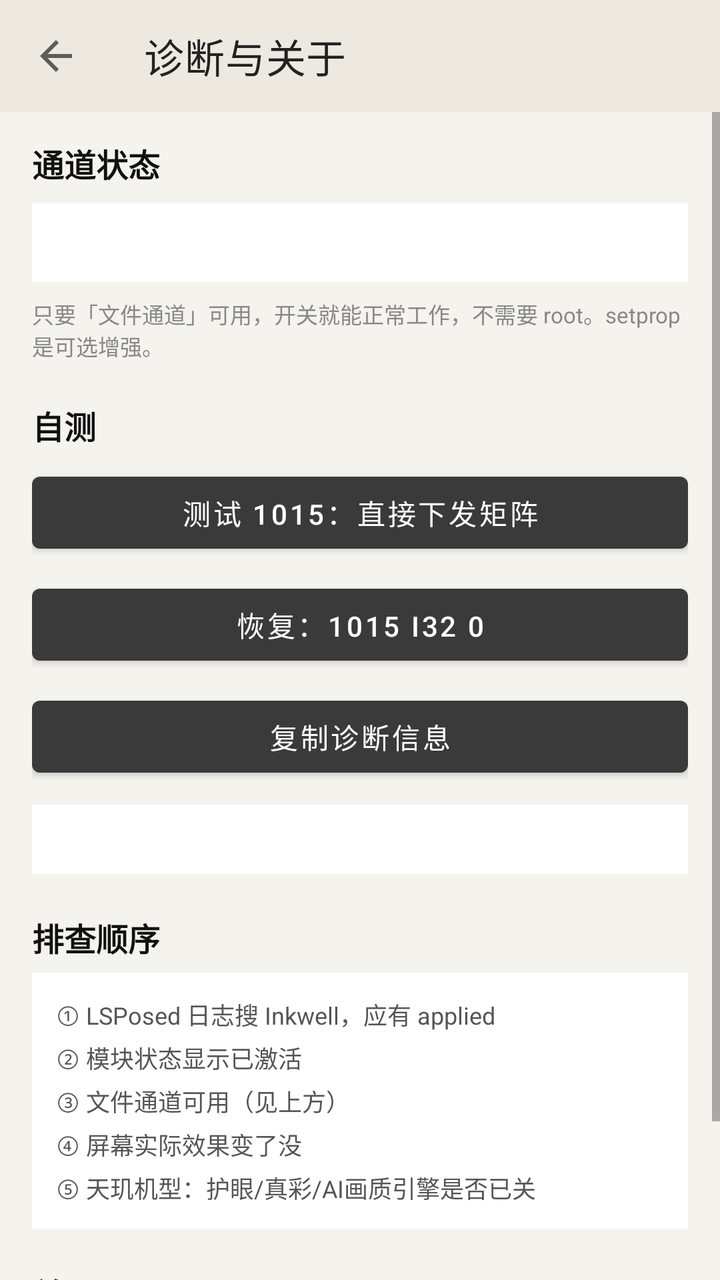
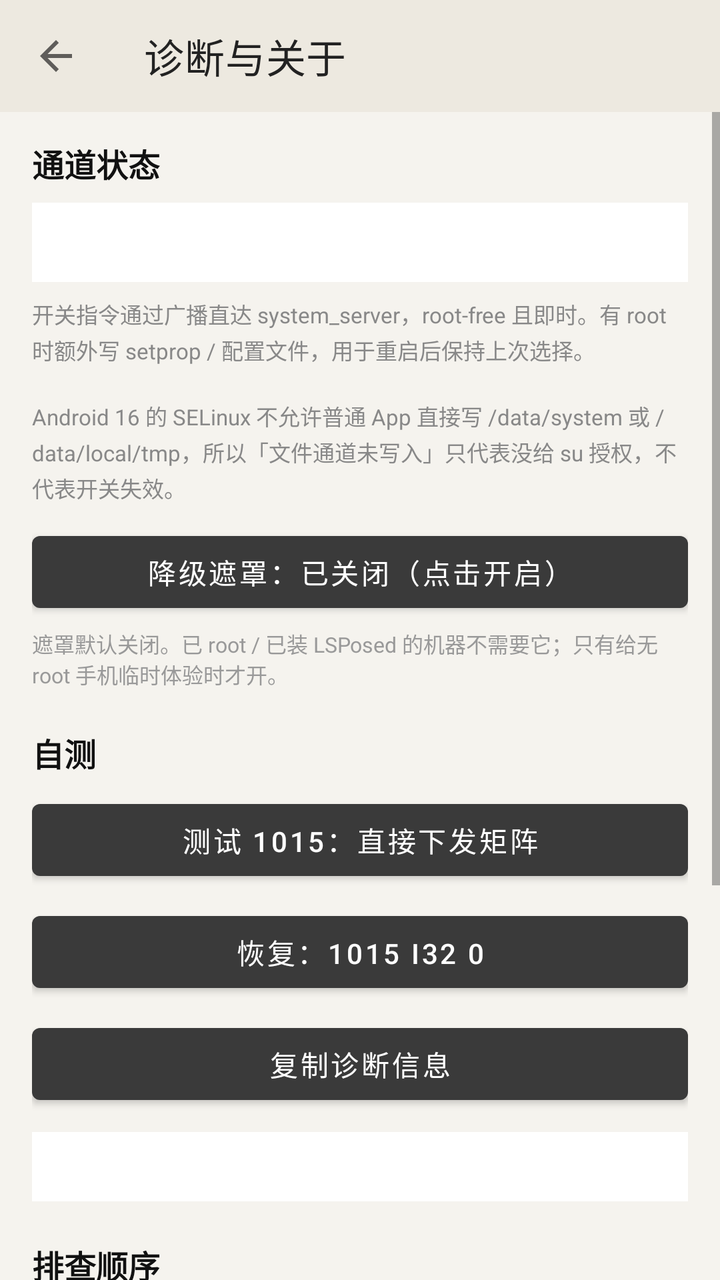

Before-and-after screenshots of an Android layout around one commit, followed by the original layout XML and the change that was made.
<!-- AndroidManifest.xml: application theme Theme.Inkwell -->
<!-- res/layout/activity_diag.xml -->
<?xml version="1.0" encoding="utf-8"?>
<LinearLayout xmlns:android="http://schemas.android.com/apk/res/android"
    xmlns:app="http://schemas.android.com/apk/res-auto"
    android:layout_width="match_parent"
    android:layout_height="match_parent"
    android:background="#F5F3EE"
    android:orientation="vertical">

    <com.google.android.material.appbar.MaterialToolbar
        android:id="@+id/toolbar"
        android:layout_width="match_parent"
        android:layout_height="?attr/actionBarSize"
        android:background="#EDE9E0"
        android:fitsSystemWindows="true"
        app:navigationIcon="?attr/homeAsUpIndicator"
        app:title="诊断与关于"
        app:titleTextColor="#222222" />

    <ScrollView
        android:layout_width="match_parent"
        android:layout_height="0dp"
        android:layout_weight="1"
        android:fillViewport="true">

        <LinearLayout
            android:layout_width="match_parent"
            android:layout_height="wrap_content"
            android:orientation="vertical"
            android:paddingStart="16dp"
            android:paddingEnd="16dp"
            android:paddingTop="14dp"
            android:paddingBottom="28dp">

            <TextView
                android:layout_width="match_parent"
                android:layout_height="wrap_content"
                android:text="通道状态"
                android:textColor="#111111"
                android:textSize="16sp"
                android:textStyle="bold" />

            <TextView
                android:id="@+id/tvChannels"
                android:layout_width="match_parent"
                android:layout_height="wrap_content"
                android:layout_marginTop="8dp"
                android:background="#FFFFFF"
                android:fontFamily="monospace"
                android:padding="12dp"
                android:text=""
                android:textColor="#444444"
                android:textSize="11.5sp"
                android:lineSpacingExtra="3dp" />

            <TextView
                android:layout_width="match_parent"
                android:layout_height="wrap_content"
                android:layout_marginTop="8dp"
                android:text="只要「文件通道」可用，开关就能正常工作，不需要 root。setprop 是可选增强。"
                android:textColor="#888888"
                android:textSize="11sp" />

            <TextView
                android:layout_width="match_parent"
                android:layout_height="wrap_content"
                android:layout_marginTop="20dp"
                android:text="自测"
                android:textColor="#111111"
                android:textSize="16sp"
                android:textStyle="bold" />

            <Button
                android:id="@+id/btnTestRaw"
                android:layout_width="match_parent"
                android:layout_height="wrap_content"
                android:layout_marginTop="8dp"
                android:text="测试 1015：直接下发矩阵" />

            <Button
                android:id="@+id/btnResetRaw"
                android:layout_width="match_parent"
                android:layout_height="wrap_content"
                android:layout_marginTop="8dp"
                android:text="恢复：1015 i32 0" />

            <Button
                android:id="@+id/btnCopyDiag"
                android:layout_width="match_parent"
                android:layout_height="wrap_content"
                android:layout_marginTop="8dp"
                android:text="复制诊断信息" />

            <TextView
                android:id="@+id/tvLog"
                android:layout_width="match_parent"
                android:layout_height="wrap_content"
                android:layout_marginTop="10dp"
                android:background="#FFFFFF"
                android:fontFamily="monospace"
                android:padding="10dp"
                android:text=""
                android:textColor="#555555"
                android:textSize="11sp"
                android:lineSpacingExtra="2dp" />

            <TextView
                android:layout_width="match_parent"
                android:layout_height="wrap_content"
                android:layout_marginTop="20dp"
                android:text="排查顺序"
                android:textColor="#111111"
                android:textSize="16sp"
                android:textStyle="bold" />

            <TextView
                android:layout_width="match_parent"
                android:layout_height="wrap_content"
                android:layout_marginTop="6dp"
                android:background="#FFFFFF"
                android:padding="12dp"
                android:text="① LSPosed 日志搜 Inkwell，应有 applied\n② 模块状态显示已激活\n③ 文件通道可用（见上方）\n④ 屏幕实际效果变了没\n⑤ 天玑机型：护眼/真彩/AI画质引擎是否已关"
                android:textColor="#555555"
                android:textSize="12sp"
                android:lineSpacingExtra="4dp" />

            <TextView
                android:layout_width="match_parent"
                android:layout_height="wrap_content"
                android:layout_marginTop="20dp"
                android:text="关于"
                android:textColor="#111111"
                android:textSize="16sp"
                android:textStyle="bold" />

            <TextView
                android:id="@+id/tvAbout"
                android:layout_width="match_parent"
                android:layout_height="wrap_content"
                android:layout_marginTop="6dp"
                android:background="#FFFFFF"
                android:padding="12dp"
                android:text=""
                android:textColor="#666666"
                android:textSize="11.5sp"
                android:lineSpacingExtra="3dp" />
        </LinearLayout>
    </ScrollView>
</LinearLayout>
<!-- resources referenced by this layout -->
<resources>
  <style name="Theme.Inkwell" parent="Theme.MaterialComponents.DayNight.NoActionBar">
          <item name="colorPrimary">@color/colorPrimary</item>
          <item name="colorPrimaryDark">@color/colorPrimaryDark</item>
          <item name="colorAccent">@color/colorAccent</item>
          <item name="android:windowLightStatusBar" tools:targetApi="23">true</item>
      </style>
  <color name="colorPrimary">#3A3A3A</color>
  <color name="colorPrimaryDark">#1C1C1C</color>
  <color name="colorAccent">#5B7F6B</color>
</resources>

<!-- the commit's change to res/layout/activity_diag.xml (unified diff, before → after) -->
@@ -56,9 +56,25 @@
                 android:layout_width="match_parent"
                 android:layout_height="wrap_content"
                 android:layout_marginTop="8dp"
-                android:text="只要「文件通道」可用，开关就能正常工作，不需要 root。setprop 是可选增强。"
+                android:text="开关指令通过广播直达 system_server，root-free 且即时。有 root 时额外写 setprop / 配置文件，用于重启后保持上次选择。\n\nAndroid 16 的 SELinux 不允许普通 App 直接写 /data/system 或 /data/local/tmp，所以「文件通道未写入」只代表没给 su 授权，不代表开关失效。"
                 android:textColor="#888888"
-                android:textSize="11sp" />
+                android:textSize="11sp"
+                android:lineSpacingExtra="2dp" />
+
+            <Button
+                android:id="@+id/btnOverlayToggle"
+                android:layout_width="match_parent"
+                android:layout_height="wrap_content"
+                android:layout_marginTop="10dp"
+                android:text="降级遮罩：已关闭（点击开启）" />
+
+            <TextView
+                android:layout_width="match_parent"
+                android:layout_height="wrap_content"
+                android:layout_marginTop="4dp"
+                android:text="遮罩默认关闭。已 root / 已装 LSPosed 的机器不需要它；只有给无 root 手机临时体验时才开。"
+                android:textColor="#999999"
+                android:textSize="10.5sp" />
 
             <TextView
                 android:layout_width="match_parent"
@@ -118,7 +134,7 @@
                 android:layout_marginTop="6dp"
                 android:background="#FFFFFF"
                 android:padding="12dp"
-                android:text="① LSPosed 日志搜 Inkwell，应有 applied\n② 模块状态显示已激活\n③ 文件通道可用（见上方）\n④ 屏幕实际效果变了没\n⑤ 天玑机型：护眼/真彩/AI画质引擎是否已关"
+                android:text="① LSPosed 作用域勾「系统框架」和「墨境」本身，重启\n② 模块状态显示已激活 ✓\n③ 若已 root，在 Magisk / KernelSU 给墨境授权 su\n④ LSPosed 日志搜 Inkwell，应有 applied\n⑤ 屏幕实际效果变了没\n⑥ 天玑机型：护眼/真彩/AI 画质引擎是否已关"
                 android:textColor="#555555"
                 android:textSize="12sp"
                 android:lineSpacingExtra="4dp" />
